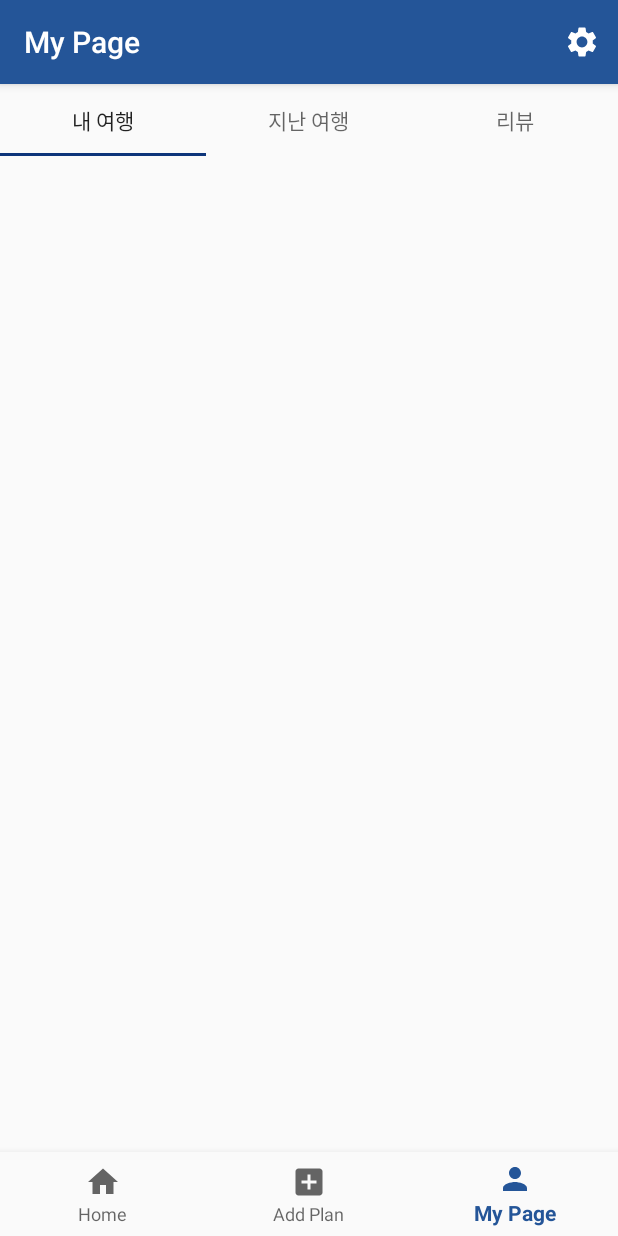
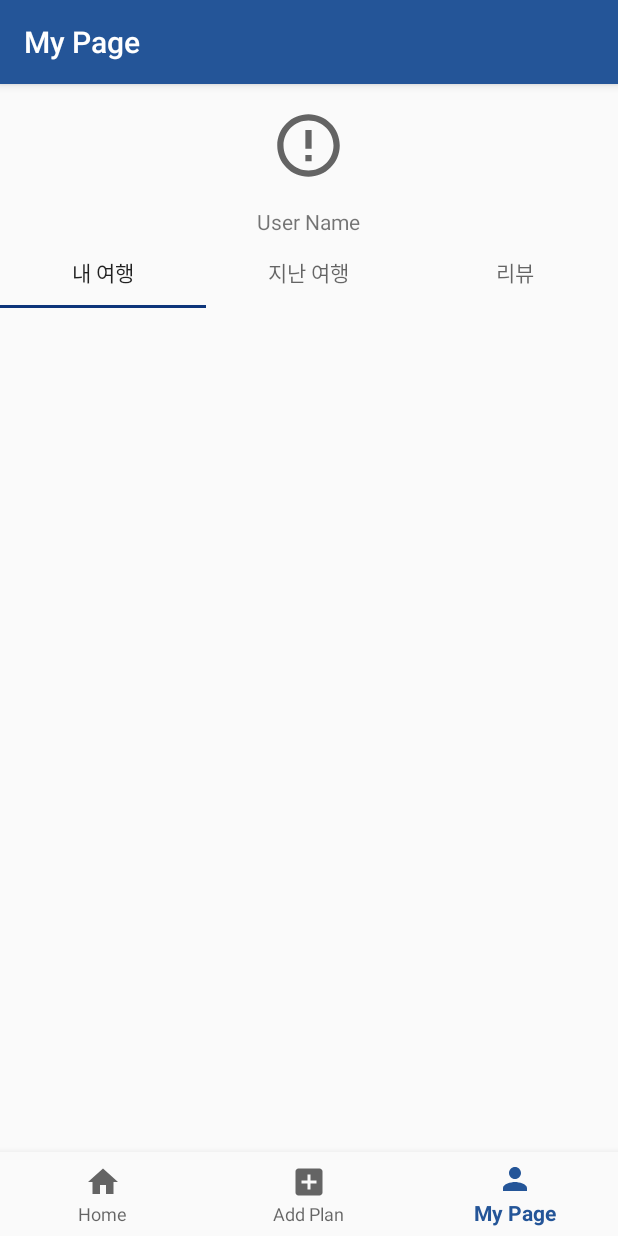
Before and after one commit to KimSungYoon-KOK/RoadToYou, an Android app: the screen it shows after launch once a user with an empty profile is signed in (MainActivity), item 3 of the bottom bar chosen, on a phone screen of 412 x 824 dp. Run offline under Robolectric (Android 15) with nearby library versions, the phone set to English and light mode, and no system bars; our stand-ins replace Firebase (no records; nobody signed in at launch, a user with empty details on screens opened directly), navigation-ui; pictures from the network do not load; 5 statements that could not run were skipped.

Commit message:
mypage_error
mypage에서 db에서 받아온 json을 user객체에 저장을 못함

```diff
--- a/app/build.gradle
+++ b/app/build.gradle
@@ -70,4 +70,7 @@ dependencies {
     //디자인 라이브러리
     implementation 'me.relex:circleindicator:2.1.4'                         //Indicator
     implementation 'com.github.applikeysolutions:cosmocalendar:1.0.4'       //Calendar
+
+    //Gson
+    implementation 'com.google.code.gson:gson:2.8.5'
 }
--- a/app/src/main/java/com/kok/roadtoyou/ui/member/NameActivity.kt
+++ b/app/src/main/java/com/kok/roadtoyou/ui/member/NameActivity.kt
@@ -55,7 +55,7 @@ class NameActivity : AppCompatActivity() {
         if (user != null){
             //DB에 현재 유저 정보 업로드
             val rdb = FirebaseDatabase.getInstance().getReference("users")
-            val userInfo = User(user.uid, name)
+            val userInfo = User(user.uid, name, null, null)
             rdb.child(user.uid).setValue(userInfo)
             return true
         }
--- a/app/src/main/java/com/kok/roadtoyou/ui/member/SignInActivity.kt
+++ b/app/src/main/java/com/kok/roadtoyou/ui/member/SignInActivity.kt
@@ -102,7 +102,7 @@ class SignInActivity : AppCompatActivity() {
                                 val userCheck = dataSnapshot.value
                                 //Log.d("Log_User_Find", userCheck.toString())
                                 if (userCheck == null) {
-                                    val userInfo = User(user?.uid, user?.displayName)
+                                    val userInfo = User(user?.uid, user?.displayName, null, null)
                                    // Log.d("Log_User_Info", userInfo.toString())
                                     rdb.child(user?.uid!!).setValue(userInfo)
                                 }
--- a/app/src/main/java/com/kok/roadtoyou/ui/mypage/MyPageFragment.kt
+++ b/app/src/main/java/com/kok/roadtoyou/ui/mypage/MyPageFragment.kt
@@ -1,40 +1,63 @@
 package com.kok.roadtoyou.ui.mypage
 
-import android.content.Intent
 import android.os.Bundle
+import android.util.Log
 import android.view.*
 import androidx.fragment.app.Fragment
+import com.bumptech.glide.Glide
+import com.google.firebase.auth.FirebaseAuth
+import com.google.firebase.database.*
+import com.google.gson.Gson
+import com.kok.roadtoyou.App
 import com.kok.roadtoyou.R
-import com.kok.roadtoyou.ui.search.SearchActivity
+import com.kok.roadtoyou.ui.member.User
+import kotlinx.android.synthetic.main.fragment_my_page.*
 
 class MyPageFragment : Fragment() {
+
+    private lateinit var mDatebase: DatabaseReference
+    lateinit var userInfo: User
+
+    var gson = Gson()
 
     override fun onCreateView(
             inflater: LayoutInflater,
             container: ViewGroup?,
             savedInstanceState: Bundle?
     ): View? {
-        setHasOptionsMenu(true)
         return inflater.inflate(R.layout.fragment_my_page, container, false)
     }
 
-
-
-
-
-    ////////////////////////////////////// AppBar Menu Setting /////////////////////////////////////
-    override fun onCreateOptionsMenu(menu: Menu, inflater: MenuInflater) {
-        inflater.inflate(R.menu.my_page_menu, menu)
+    override fun onActivityCreated(savedInstanceState: Bundle?) {
+        super.onActivityCreated(savedInstanceState)
+        initUserInfo()
     }
 
-    override fun onOptionsItemSelected(item: MenuItem): Boolean {
-        when(item.itemId) {
-            R.id.action_setting -> {
-                val intent = Intent(activity, SettingActivity::class.java)
-                startActivity(intent)
-            }
-            else -> return false
+    private fun initUserInfo() {
+        val user = FirebaseAuth.getInstance().currentUser
+        if (user !== null) {
+            mDatebase = FirebaseDatabase.getInstance().getReference("users/${user.uid}")
+
+            //User 정보
+            mDatebase.addListenerForSingleValueEvent(object: ValueEventListener {
+                override fun onCancelled(p0: DatabaseError) {
+//                    TODO("Not yet implemented")
+                }
+                override fun onDataChange(p0: DataSnapshot) {
+                    Log.d("asdfaeqweq",p0.value.toString())
+                    userInfo = gson.fromJson(p0.value.toString(), User::class.java)
+                    Log.d("Log_User_Info", userInfo.toString())
+
+                    //user 프로필 사진
+                    Glide.with(activity!!).load(user.photoUrl)
+                        .placeholder(R.drawable.ic_launcher_foreground)
+                        .error(R.drawable.ic_baseline_error_outline_24)
+                        .into(imageView_userPhoto)
+                    //User name
+                    tv_userName.text = userInfo.name
+                }
+            })
         }
-        return true
     }
+
 }
--- a/app/src/main/res/drawable/ic_baseline_settings_24.xml
+++ /dev/null
@@ -1,10 +0,0 @@
-<vector xmlns:android="http://schemas.android.com/apk/res/android"
-    android:width="24dp"
-    android:height="24dp"
-    android:viewportWidth="24"
-    android:viewportHeight="24"
-    android:tint="?attr/colorControlNormal">
-  <path
-      android:fillColor="@android:color/white"
-      android:pathData="M19.14,12.94c0.04,-0.3 0.06,-0.61 0.06,-0.94c0,-0.32 -0.02,-0.64 -0.07,-0.94l2.03,-1.58c0.18,-0.14 0.23,-0.41 0.12,-0.61l-1.92,-3.32c-0.12,-0.22 -0.37,-0.29 -0.59,-0.22l-2.39,0.96c-0.5,-0.38 -1.03,-0.7 -1.62,-0.94L14.4,2.81c-0.04,-0.24 -0.24,-0.41 -0.48,-0.41h-3.84c-0.24,0 -0.43,0.17 -0.47,0.41L9.25,5.35C8.66,5.59 8.12,5.92 7.63,6.29L5.24,5.33c-0.22,-0.08 -0.47,0 -0.59,0.22L2.74,8.87C2.62,9.08 2.66,9.34 2.86,9.48l2.03,1.58C4.84,11.36 4.8,11.69 4.8,12s0.02,0.64 0.07,0.94l-2.03,1.58c-0.18,0.14 -0.23,0.41 -0.12,0.61l1.92,3.32c0.12,0.22 0.37,0.29 0.59,0.22l2.39,-0.96c0.5,0.38 1.03,0.7 1.62,0.94l0.36,2.54c0.05,0.24 0.24,0.41 0.48,0.41h3.84c0.24,0 0.44,-0.17 0.47,-0.41l0.36,-2.54c0.59,-0.24 1.13,-0.56 1.62,-0.94l2.39,0.96c0.22,0.08 0.47,0 0.59,-0.22l1.92,-3.32c0.12,-0.22 0.07,-0.47 -0.12,-0.61L19.14,12.94zM12,15.6c-1.98,0 -3.6,-1.62 -3.6,-3.6s1.62,-3.6 3.6,-3.6s3.6,1.62 3.6,3.6S13.98,15.6 12,15.6z"/>
-</vector>
--- a/app/src/main/res/layout/fragment_my_page.xml
+++ b/app/src/main/res/layout/fragment_my_page.xml
@@ -6,13 +6,38 @@
     android:layout_height="match_parent"
     tools:context=".ui.mypage.MyPageFragment">
 
+    <LinearLayout
+        android:id="@+id/linearLayout2"
+        android:layout_width="match_parent"
+        android:layout_height="wrap_content"
+        android:orientation="vertical"
+        android:gravity="center"
+        app:layout_constraintEnd_toEndOf="parent"
+        app:layout_constraintStart_toStartOf="parent"
+        app:layout_constraintTop_toTopOf="parent">
+
+        <ImageView
+            android:id="@+id/imageView_userPhoto"
+            android:layout_width="50dp"
+            android:layout_height="50dp"
+            android:layout_marginTop="16dp"
+            tools:srcCompat="@tools:sample/avatars" />
+
+        <TextView
+            android:id="@+id/tv_userName"
+            android:layout_width="wrap_content"
+            android:layout_height="wrap_content"
+            android:layout_marginTop="16dp"
+            android:text="User Name" />
+    </LinearLayout>
+
     <com.google.android.material.tabs.TabLayout
         android:id="@+id/tabLayout_my_page"
         android:layout_width="match_parent"
         android:layout_height="wrap_content"
         app:layout_constraintEnd_toEndOf="parent"
         app:layout_constraintStart_toStartOf="parent"
-        app:layout_constraintTop_toTopOf="parent">
+        app:layout_constraintTop_toBottomOf="@+id/linearLayout2">
 
         <com.google.android.material.tabs.TabItem
             android:layout_width="wrap_content"
@@ -33,10 +58,11 @@
     <androidx.viewpager2.widget.ViewPager2
         android:id="@+id/viewPager_my_page"
         android:layout_width="match_parent"
-        android:layout_height="match_parent"
-        android:layout_marginBottom="?attr/actionBarSize"
+        android:layout_height="0dp"
+        app:layout_constraintBottom_toBottomOf="parent"
         app:layout_constraintEnd_toEndOf="parent"
         app:layout_constraintHorizontal_bias="0.0"
         app:layout_constraintStart_toStartOf="parent"
-        app:layout_constraintTop_toBottomOf="@+id/tabLayout_my_page" />
+        app:layout_constraintTop_toBottomOf="@+id/tabLayout_my_page"
+        app:layout_constraintVertical_weight="1" />
 </androidx.constraintlayout.widget.ConstraintLayout>
--- a/app/src/main/res/menu/my_page_menu.xml
+++ /dev/null
@@ -1,9 +0,0 @@
-<?xml version="1.0" encoding="utf-8"?>
-<menu xmlns:android="http://schemas.android.com/apk/res/android"
-    xmlns:app="http://schemas.android.com/apk/res-auto">
-    <item
-        android:id="@+id/action_setting"
-        android:title="Setting"
-        android:icon="@drawable/ic_baseline_settings_24"
-        app:showAsAction="always"/>
-</menu>
```
Also changed, not shown: app/src/main/java/com/kok/roadtoyou/ui/addplan/MakePlanActivity.kt (+10 -9 lines), app/src/main/java/com/kok/roadtoyou/ui/member/User.kt (+7 -4 lines), app/src/main/java/com/kok/roadtoyou/ui/mypage/SettingActivity.kt (deleted, +0 -42 lines), app/src/main/res/layout/activity_setting.xml (deleted, +0 -38 lines).
